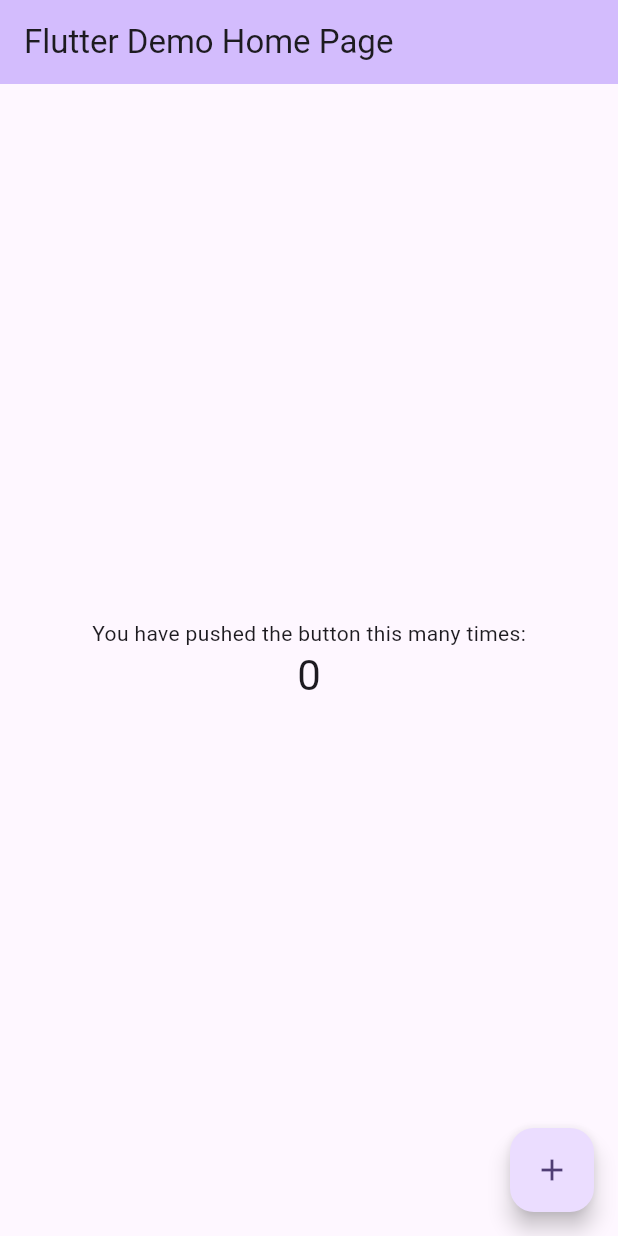
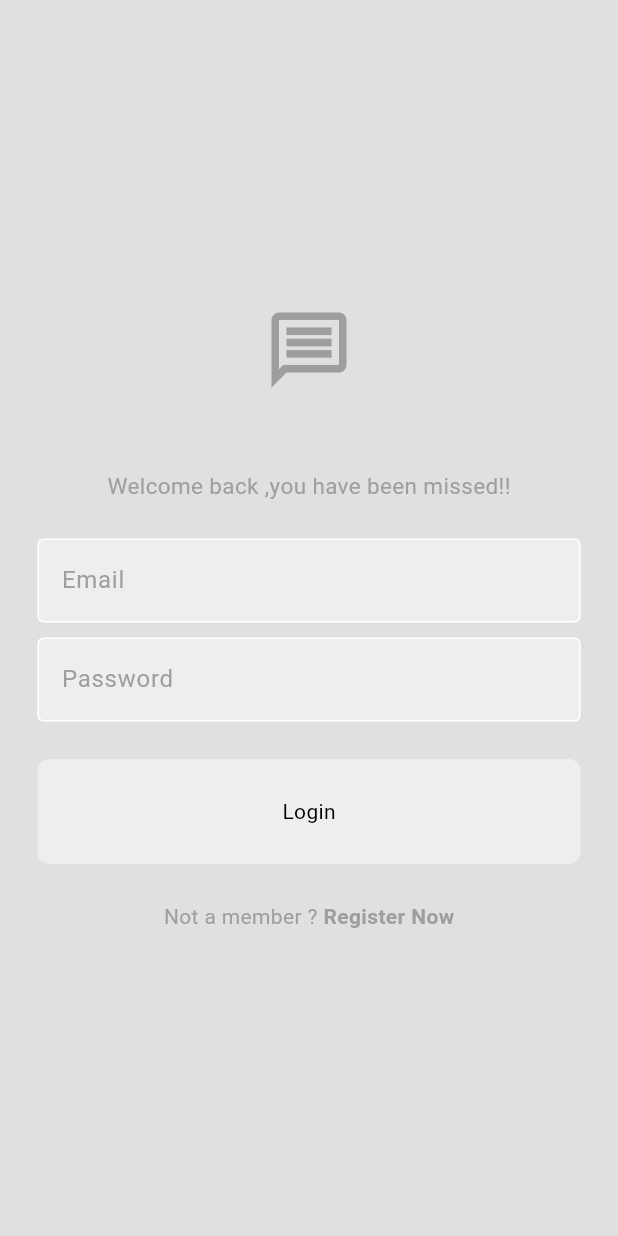
Before and after one commit to Mandeepkarki12/My-chat, a Flutter app: the screen it shows after launch, on a phone screen of 412 x 824 dp. Run offline on Flutter 3.47's test engine with Material 3 defaults, Android fonts, the phone set to English and light mode, and no system bars; our stand-ins replace firebase_core; accounts and stored records are empty.

Commit message:
Login Page UI

```diff
--- /dev/null
+++ b/lib/Screens/login_screen.dart
@@ -0,0 +1,90 @@
+import 'package:flutter/material.dart';
+import 'package:my_chat/Widgets/my_button.dart';
+import 'package:my_chat/Widgets/my_textfield.dart';
+
+class LoginScreen extends StatelessWidget {
+  // email and password controller
+  final TextEditingController _email = TextEditingController();
+  final TextEditingController _password = TextEditingController();
+
+  LoginScreen({super.key});
+  login() {}
+  @override
+  Widget build(BuildContext context) {
+    return Scaffold(
+      backgroundColor: Theme.of(context).colorScheme.surface,
+      body: Center(
+        child: Column(
+          mainAxisAlignment: MainAxisAlignment.center,
+          children: [
+            // logo
+            Icon(
+              Icons.message_outlined,
+              size: 60,
+              color: Theme.of(context).colorScheme.primary,
+            ),
+            const SizedBox(
+              height: 50,
+            ),
+            // welcome message
+            Text(
+              'Welcome back ,you have been missed!!',
+              style: TextStyle(
+                color: Theme.of(context).colorScheme.primary,
+                fontSize: 15,
+              ),
+            ),
+            const SizedBox(
+              height: 25,
+            ),
+
+            // email text field
+
+            MyTextfield(
+              hintText: 'Email',
+              obscureText: false,
+              controller: _email,
+            ),
+            const SizedBox(
+              height: 10,
+            ),
+            // pw text field
+            MyTextfield(
+              hintText: 'Password',
+              obscureText: true,
+              controller: _password,
+            ),
+            const SizedBox(
+              height: 25,
+            ),
+            // login button
+            MyButton(
+              text: "Login",
+              onTap: login,
+            ),
+            const SizedBox(
+              height: 25,
+            ),
+            // register now
+            Row(
+              mainAxisAlignment: MainAxisAlignment.center,
+              children: [
+                Text(
+                  'Not a member ?',
+                  style:
+                      TextStyle(color: Theme.of(context).colorScheme.primary),
+                ),
+                Text(
+                  ' Register Now',
+                  style: TextStyle(
+                      fontWeight: FontWeight.bold,
+                      color: Theme.of(context).colorScheme.primary),
+                )
+              ],
+            )
+          ],
+        ),
+      ),
+    );
+  }
+}
--- /dev/null
+++ b/lib/Theme/light_mode.dart
@@ -0,0 +1,10 @@
+import 'package:flutter/material.dart';
+ThemeData lightMode = ThemeData(
+  colorScheme: ColorScheme.light(
+    surface: Colors.grey.shade300,
+    primary: Colors.grey.shade500,
+    secondary: Colors.grey.shade200,
+    tertiary: Colors.white,
+    inversePrimary: Colors.grey.shade900
+  )
+);
--- /dev/null
+++ b/lib/Widgets/my_button.dart
@@ -0,0 +1,27 @@
+import 'package:flutter/material.dart';
+
+class MyButton extends StatelessWidget {
+  final void Function()? onTap;
+  final String text;
+  const MyButton({super.key,
+  required this.text,
+  required this.onTap
+  }
+  );
+  @override
+  Widget build(BuildContext context) {
+    return GestureDetector(
+      onTap: onTap,
+      child: Container(
+        decoration: BoxDecoration(
+            color: Theme.of(context).colorScheme.secondary,
+            borderRadius: BorderRadius.circular(8)),
+        padding:const  EdgeInsets.all(25),
+        margin:const  EdgeInsets.symmetric(horizontal: 25),
+        child: Center(
+          child:Text(text)
+        ),
+      ),
+    );
+  }
+}
--- /dev/null
+++ b/lib/Widgets/my_textfield.dart
@@ -0,0 +1,39 @@
+import 'package:flutter/material.dart';
+
+class MyTextfield extends StatelessWidget {
+  final String hintText;
+  final bool obscureText;
+  final TextEditingController controller;
+  const MyTextfield({
+    super.key,
+    required this.hintText,
+    required this.obscureText,
+    required this.controller,
+  });
+
+  @override
+  Widget build(BuildContext context) {
+    return Padding(
+      padding: const EdgeInsets.symmetric(horizontal: 25),
+      child: TextField(
+        obscureText: obscureText,
+        controller: controller,
+        decoration: InputDecoration(
+            enabledBorder: OutlineInputBorder(
+              borderSide: BorderSide(
+                color: Theme.of(context).colorScheme.tertiary,
+              ),
+            ),
+            focusedBorder: OutlineInputBorder(
+              borderSide: BorderSide(
+                color: Theme.of(context).colorScheme.primary,
+              ),
+            ),
+            fillColor: Theme.of(context).colorScheme.secondary,
+            filled: true,
+            hintText: hintText,
+            hintStyle: TextStyle(color: Theme.of(context).colorScheme.primary)),
+      ),
+    );
+  }
+}
--- a/lib/main.dart
+++ b/lib/main.dart
@@ -1,8 +1,10 @@
 import 'package:firebase_core/firebase_core.dart';
 import 'package:flutter/material.dart';
+import 'package:my_chat/Screens/login_screen.dart';
+import 'package:my_chat/Theme/light_mode.dart';
 import 'package:my_chat/firebase_options.dart';
 
-void main() async{
+void main() async {
   WidgetsFlutterBinding.ensureInitialized();
   await Firebase.initializeApp(
     options: DefaultFirebaseOptions.currentPlatform,
@@ -18,99 +20,8 @@ class MyApp extends StatelessWidget {
     return MaterialApp(
       debugShowCheckedModeBanner: false,
       title: 'My Chat',
-      theme: ThemeData(
-        colorScheme: ColorScheme.fromSeed(seedColor: Colors.deepPurple),
-        useMaterial3: true,
-      ),
-      home: const MyHomePage(title: 'Flutter Demo Home Page'),
+      theme: lightMode,
+      home:  LoginScreen(),
     );
   }
 }
-
-class MyHomePage extends StatefulWidget {
-  const MyHomePage({super.key, required this.title});
-
-  // This widget is the home page of your application. It is stateful, meaning
-  // that it has a State object (defined below) that contains fields that affect
-  // how it looks.
-
-  // This class is the configuration for the state. It holds the values (in this
-  // case the title) provided by the parent (in this case the App widget) and
-  // used by the build method of the State. Fields in a Widget subclass are
-  // always marked "final".
-
-  final String title;
-
-  @override
-  State<MyHomePage> createState() => _MyHomePageState();
-}
-
-class _MyHomePageState extends State<MyHomePage> {
-  int _counter = 0;
-
-  void _incrementCounter() {
-    setState(() {
-      // This call to setState tells the Flutter framework that something has
-      // changed in this State, which causes it to rerun the build method below
-      // so that the display can reflect the updated values. If we changed
-      // _counter without calling setState(), then the build method would not be
-      // called again, and so nothing would appear to happen.
-      _counter++;
-    });
-  }
-
-  @override
-  Widget build(BuildContext context) {
-    // This method is rerun every time setState is called, for instance as done
-    // by the _incrementCounter method above.
-    //
-    // The Flutter framework has been optimized to make rerunning build methods
-    // fast, so that you can just rebuild anything that needs updating rather
-    // than having to individually change instances of widgets.
-    return Scaffold(
-      appBar: AppBar(
-        // TRY THIS: Try changing the color here to a specific color (to
-        // Colors.amber, perhaps?) and trigger a hot reload to see the AppBar
-        // change color while the other colors stay the same.
-        backgroundColor: Theme.of(context).colorScheme.inversePrimary,
-        // Here we take the value from the MyHomePage object that was created by
-        // the App.build method, and use it to set our appbar title.
-        title: Text(widget.title),
-      ),
-      body: Center(
-        // Center is a layout widget. It takes a single child and positions it
-        // in the middle of the parent.
-        child: Column(
-          // Column is also a layout widget. It takes a list of children and
-          // arranges them vertically. By default, it sizes itself to fit its
-          // children horizontally, and tries to be as tall as its parent.
-          //
-          // Column has various properties to control how it sizes itself and
-          // how it positions its children. Here we use mainAxisAlignment to
-          // center the children vertically; the main axis here is the vertical
-          // axis because Columns are vertical (the cross axis would be
-          // horizontal).
-          //
-          // TRY THIS: Invoke "debug painting" (choose the "Toggle Debug Paint"
-          // action in the IDE, or press "p" in the console), to see the
-          // wireframe for each widget.
-          mainAxisAlignment: MainAxisAlignment.center,
-          children: <Widget>[
-            const Text(
-              'You have pushed the button this many times:',
-            ),
-            Text(
-              '$_counter',
-              style: Theme.of(context).textTheme.headlineMedium,
-            ),
-          ],
-        ),
-      ),
-      floatingActionButton: FloatingActionButton(
-        onPressed: _incrementCounter,
-        tooltip: 'Increment',
-        child: const Icon(Icons.add),
-      ), // This trailing comma makes auto-formatting nicer for build methods.
-    );
-  }
-}
```
